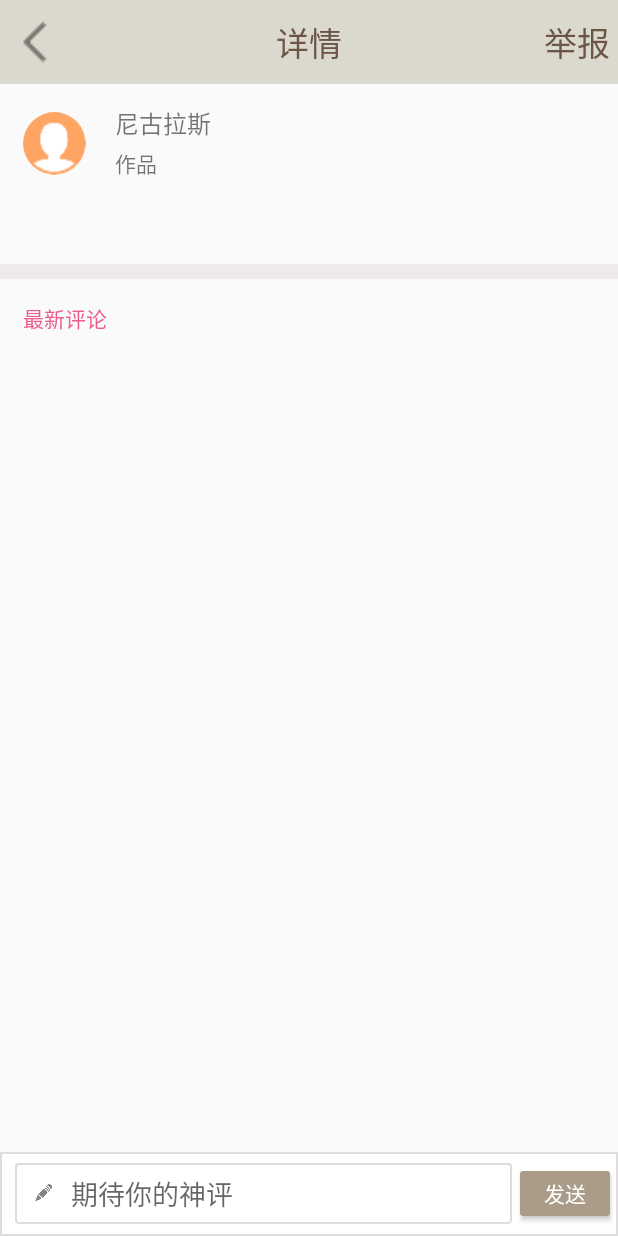
After one commit to liweidev/coolweather, an Android app: the CommentActivity screen opened directly, with no data from a screen before it, on a phone screen of 412 x 824 dp. The commit adds this screen. Run offline under Robolectric (Android 15) with nearby library versions, the phone set to English and light mode, and no system bars; our stand-ins replace ButterKnife, CircleImageView; libraries missing offline, so code that uses them is left out: cn.bmob.v3; pictures from the network do not load; 6 statements that could not run were skipped.

Commit message:
增加了评论功能

```diff
--- a/app/src/main/AndroidManifest.xml
+++ b/app/src/main/AndroidManifest.xml
@@ -136,7 +136,8 @@
             android:exported="true" />
 
         <activity android:name=".ui.AboutActivity" />
-        <activity android:name=".ui.PublicPostActivity"></activity>
+        <activity android:name=".ui.PublicPostActivity" />
+        <activity android:name=".ui.CommentActivity"></activity>
     </application>
 
 </manifest>
--- /dev/null
+++ b/app/src/main/java/com/example/coolweather/adapter/CommentAdapter.java
@@ -0,0 +1,159 @@
+package com.example.coolweather.adapter;
+
+import android.content.Context;
+import android.support.v7.widget.RecyclerView;
+import android.view.LayoutInflater;
+import android.view.View;
+import android.view.ViewGroup;
+import android.widget.TextView;
+
+import com.bumptech.glide.Glide;
+import com.example.coolweather.R;
+import com.example.coolweather.bean.bmob_bean.Comment;
+import com.example.coolweather.bean.bmob_bean.MyUser;
+import com.example.coolweather.bean.bmob_bean.Post;
+
+import java.util.ArrayList;
+import java.util.List;
+
+import cn.bmob.v3.datatype.BmobFile;
+import de.hdodenhof.circleimageview.CircleImageView;
+
+/**
+ * Created by liwei on 2017/3/15.
+ */
+
+public class CommentAdapter extends RecyclerView.Adapter<CommentAdapter.MyViewHolder> {
+
+
+
+    private Context mContext;
+    private List<Comment> commentList = new ArrayList<>();
+    public static final int TYPE_HEADER = 0;
+    public static final int TYPE_NORMAL = 1;
+    private int current_type = 2;
+    private Post post;
+    @Override
+    public int getItemViewType(int position) {
+        if (position == 0) {
+            current_type = TYPE_HEADER;
+            return current_type;
+        } else {
+            current_type = TYPE_NORMAL;
+            return current_type;
+        }
+    }
+
+    public CommentAdapter(Context mContext, List<Comment> commentList,Post post) {
+        this.mContext = mContext;
+        this.commentList = commentList;
+        this.post=post;
+    }
+
+    @Override
+    public MyViewHolder onCreateViewHolder(ViewGroup parent, int viewType) {
+        View view = null;
+        if (current_type == TYPE_HEADER) {
+            //加载头部布局
+            view = LayoutInflater.from(mContext).inflate(R.layout.recycler_head_view, parent, false);
+        }
+        if (current_type == TYPE_NORMAL) {
+            //加载普通布局
+            view = LayoutInflater.from(mContext).inflate(R.layout.comment_item, parent, false);
+        }
+        return new MyViewHolder(view);
+    }
+
+    @Override
+    public void onBindViewHolder(MyViewHolder holder, int position) {
+        if(current_type==TYPE_NORMAL){
+            position--;
+            Comment comment = commentList.get(position);
+            MyUser user = comment.getUser();
+            if (user != null) {
+                BmobFile bmobFile = user.getAlbum();
+                if (bmobFile != null) {
+                    String fileUrl = bmobFile.getFileUrl();
+                    if (fileUrl != null) {
+                        Glide.with(mContext).load(fileUrl).into(holder.avarta);
+                    }
+                }
+                String nickName = user.getNickName();
+                holder.nickname.setText(nickName);
+            }
+            holder.updatetime.setText(comment.getUpdatedAt());
+            holder.content.setText(comment.getContent());
+        }
+        if(current_type==TYPE_HEADER){
+            if(post!=null){
+                MyUser user = post.getAuthor();
+                String content = post.getContent();
+                if(user!=null){
+                    BmobFile bmobFile = user.getAlbum();
+                    String nickName = user.getNickName();
+                    //nickname.setText(nickName);
+                    holder.head_nickname.setText(nickName);
+                    if(bmobFile!=null){
+                        String fileUrl = bmobFile.getFileUrl();
+                        if(fileUrl!=null){
+                            Glide.with(mContext).load(fileUrl).into(holder.head_avarta);
+                        }
+                    }
+                }
+                //postContent.setText(content);
+                holder.head_postContent.setText(content);
+            }
+        }
+    }
+
+    @Override
+    public int getItemCount() {
+        return commentList.size()+1;
+    }
+
+    class MyViewHolder extends RecyclerView.ViewHolder {
+        /**
+         * 普通布局
+         */
+        //@BindView(R.id.comment_avarta)
+        private CircleImageView avarta;
+        //@BindView(R.id.nickname)
+        private TextView nickname;
+        //@BindView(R.id.updatetime)
+        private TextView updatetime;
+        //@BindView(R.id.content)
+        private TextView content;
+
+        /**
+         * 头部布局
+         */
+        //@BindView(R.id.head_avarta)
+        private CircleImageView head_avarta;
+        //@BindView(R.id.head_nickname)
+        private TextView head_nickname;
+        //@BindView(R.id.head_production)
+        private TextView head_production;
+        //@BindView(R.id.head_post_content)
+        private TextView head_postContent;
+
+        public MyViewHolder(View itemView) {
+            super(itemView);
+            if (current_type == TYPE_NORMAL) {
+                //绑定普通布局
+                //ButterKnife.bind(this, itemView);
+                avarta= (CircleImageView) itemView.findViewById(R.id.comment_avarta);
+                nickname= (TextView) itemView.findViewById(R.id.nickname);
+                updatetime= (TextView) itemView.findViewById(R.id.updatetime);
+                content= (TextView) itemView.findViewById(R.id.content);
+            }
+            if (current_type == TYPE_HEADER) {
+                //绑定头部布局
+                //ButterKnife.bind(this, itemView);
+                head_avarta= (CircleImageView) itemView.findViewById(R.id.head_avarta);
+                head_nickname= (TextView) itemView.findViewById(R.id.head_nickname);
+                head_production= (TextView) itemView.findViewById(R.id.head_production);
+                head_postContent= (TextView) itemView.findViewById(R.id.head_post_content);
+            }
+        }
+    }
+}
--- /dev/null
+++ b/app/src/main/java/com/example/coolweather/ui/CommentActivity.java
@@ -0,0 +1,200 @@
+package com.example.coolweather.ui;
+
+import android.os.Bundle;
+import android.support.v7.widget.LinearLayoutManager;
+import android.support.v7.widget.RecyclerView;
+import android.text.TextUtils;
+import android.view.View;
+import android.widget.Button;
+import android.widget.EditText;
+import android.widget.ImageView;
+import android.widget.TextView;
+
+import com.example.coolweather.R;
+import com.example.coolweather.adapter.CommentAdapter;
+import com.example.coolweather.base.MyBaseActivity;
+import com.example.coolweather.bean.bmob_bean.Comment;
+import com.example.coolweather.bean.bmob_bean.MyUser;
+import com.example.coolweather.bean.bmob_bean.Post;
+import com.example.coolweather.utils.DialogUtils;
+import com.example.coolweather.utils.NetworkUtils;
+import com.example.coolweather.utils.ToastUtils;
+
+import java.util.ArrayList;
+import java.util.List;
+
+import butterknife.BindView;
+import butterknife.ButterKnife;
+import cn.bmob.v3.BmobQuery;
+import cn.bmob.v3.BmobUser;
+import cn.bmob.v3.exception.BmobException;
+import cn.bmob.v3.listener.FindListener;
+import cn.bmob.v3.listener.SaveListener;
+
+/**
+ * 评论界面
+ */
+public class CommentActivity extends MyBaseActivity implements View.OnClickListener {
+
+    @BindView(R.id.image_back)
+    ImageView imageBack;
+    @BindView(R.id.report)
+    TextView report;
+    //@BindView(R.id.avarta)
+    //CircleImageView avarta;
+    //@BindView(R.id.nickname)
+    //TextView nickname;
+    //@BindView(R.id.production)
+    //TextView production;
+    //@BindView(R.id.post_content)
+    //TextView postContent;
+    @BindView(R.id.recycler_view)
+    RecyclerView recyclerView;
+    @BindView(R.id.et_comment)
+    EditText etComment;
+    @BindView(R.id.send)
+    Button send;
+    private Post post;
+    private CommentAdapter adapter;
+    private List<Comment>commentList=new ArrayList<>();
+    @Override
+    protected void onCreate(Bundle savedInstanceState) {
+        super.onCreate(savedInstanceState);
+        setContentView(R.layout.activity_comment);
+        ButterKnife.bind(this);
+        initLisenter();
+        getPost();
+        initRecyclerView();
+    }
+
+    private void initRecyclerView() {
+        LinearLayoutManager manager=new LinearLayoutManager(this);
+        manager.setOrientation(LinearLayoutManager.VERTICAL);
+        //manager.setSmoothScrollbarEnabled(true);
+        recyclerView.setLayoutManager(manager);
+        //recyclerView.setNestedScrollingEnabled(false);
+        adapter=new CommentAdapter(this,commentList,post);
+        recyclerView.setAdapter(adapter);
+    }
+
+    @Override
+    protected void onResume() {
+        super.onResume();
+        queryCommentWithPost();
+    }
+
+    /**
+     * 查询当前帖子的所有评论
+     */
+    private void queryCommentWithPost() {
+        if(!NetworkUtils.isAvalibale()){
+            ToastUtils.showToast("当前网络不可用");
+            return;
+        }
+        DialogUtils.showDialog("正在查询",this);
+        BmobQuery<Comment> query=new BmobQuery<>();
+        query.addWhereEqualTo("post",post);
+        query.include("user");
+        query.setLimit(999);
+        query.order("-updatedAt");
+        query.findObjects(new FindListener<Comment>() {
+            @Override
+            public void done(List<Comment> list, BmobException e) {
+                if(e==null){
+                    DialogUtils.dissmissDialog();
+                    ToastUtils.showToast("查询评论成功");
+                    if(list.size()==0){
+                        ToastUtils.showToast("当前暂无评论");
+                        return;
+                    }
+                    commentList.clear();
+                    commentList.addAll(list);
+                    adapter.notifyDataSetChanged();
+                }else{
+                    ToastUtils.showToast("查询评论失败");
+                    DialogUtils.dissmissDialog();
+                    return;
+                }
+            }
+        });
+
+
+    }
+
+    /**
+     * 初始化监听器
+     */
+    private void initLisenter() {
+        imageBack.setOnClickListener(this);
+        send.setOnClickListener(this);
+        report.setOnClickListener(this);
+    }
+
+    /**
+     * 获取帖子
+     */
+    private void getPost() {
+        post = (Post) getIntent().getSerializableExtra("post");
+        /*if(post!=null){
+            MyUser user = post.getAuthor();
+            String content = post.getContent();
+            if(user!=null){
+                BmobFile bmobFile = user.getAlbum();
+                String nickName = user.getNickName();
+                //nickname.setText(nickName);
+                if(bmobFile!=null){
+                    String fileUrl = bmobFile.getFileUrl();
+                    if(fileUrl!=null){
+                        //Glide.with(this).load(fileUrl).into(avarta);
+                    }
+                }
+            }
+            //postContent.setText(content);
+        }*/
+    }
+
+
+    @Override
+    public void onClick(View v) {
+        switch (v.getId()){
+            case R.id.image_back:
+                finish();
+                break;
+            case R.id.send:
+                if(!NetworkUtils.isAvalibale()){
+                    ToastUtils.showToast("当前网络不可用");
+                    return;
+                }
+                if(TextUtils.isEmpty(etComment.getText().toString())){
+                    ToastUtils.showToast("亲,再多写一点吧");
+                    return;
+                }
+                Comment comment=new Comment();
+                MyUser myUser = BmobUser.getCurrentUser(MyUser.class);
+                if(myUser!=null){
+                    comment.setUser(myUser);
+                }
+                comment.setContent(etComment.getText().toString());
+                comment.setPost(post);
+                DialogUtils.showDialog("正在发送",this);
+                comment.save(new SaveListener<String>() {
+                    @Override
+                    public void done(String s, BmobException e) {
+                        if(e==null){
+                            DialogUtils.dissmissDialog();
+                            ToastUtils.showToast("评论成功");
+                            etComment.setText("");
+                            queryCommentWithPost();
+                            recyclerView.scrollToPosition(1);
+                        }else{
+                            DialogUtils.dissmissDialog();
+                            ToastUtils.showToast("评论失败");
+                            etComment.setText("");
+                        }
+                    }
+                });
+                break;
+
+        }
+    }
+}
--- a/app/src/main/java/com/example/coolweather/ui/WeatherActivity.java
+++ b/app/src/main/java/com/example/coolweather/ui/WeatherActivity.java
@@ -291,7 +291,7 @@ public class WeatherActivity extends MyBaseActivity {
      */
     private void initViews() {
 
-        swipeRefresh.setColorSchemeResources(R.color.colorAccent);
+        //swipeRefresh.setColorSchemeResources(R.color.colorAccent);
         swipeRefresh.setOnRefreshListener(() -> {
             requestWeather(weatherId);
         });
--- /dev/null
+++ b/app/src/main/res/drawable/selector_comment_button.xml
@@ -0,0 +1,5 @@
+<?xml version="1.0" encoding="utf-8"?>
+<selector xmlns:android="http://schemas.android.com/apk/res/android">
+    <item android:state_pressed="true" android:drawable="@drawable/shape_comment_button_press"/>
+    <item android:state_pressed="false" android:drawable="@drawable/shape_comment_button_normal"/>
+</selector>
--- /dev/null
+++ b/app/src/main/res/drawable/shape_comment_button_normal.xml
@@ -0,0 +1,5 @@
+<?xml version="1.0" encoding="utf-8"?>
+<shape xmlns:android="http://schemas.android.com/apk/res/android">
+    <solid android:color="#AB9C89"/>
+    <corners android:radius="2dp"/>
+</shape>
--- /dev/null
+++ b/app/src/main/res/drawable/shape_comment_button_press.xml
@@ -0,0 +1,5 @@
+<?xml version="1.0" encoding="utf-8"?>
+<shape xmlns:android="http://schemas.android.com/apk/res/android">
+    <solid android:color="#6B5546"/>
+    <corners android:radius="2dp"/>
+</shape>
--- /dev/null
+++ b/app/src/main/res/drawable/shape_edittext.xml
@@ -0,0 +1,5 @@
+<?xml version="1.0" encoding="utf-8"?>
+<shape xmlns:android="http://schemas.android.com/apk/res/android">
+    <corners android:radius="2dp"/>
+    <stroke android:color="#dedcdc" android:width="1dp"/>
+</shape>
--- /dev/null
+++ b/app/src/main/res/drawable/shape_edittext_other.xml
@@ -0,0 +1,5 @@
+<?xml version="1.0" encoding="utf-8"?>
+<shape xmlns:android="http://schemas.android.com/apk/res/android">
+    <solid android:color="#ffffffff"/>
+    <stroke android:color="#dedcdc" android:width="1dp"/>
+</shape>
--- /dev/null
+++ b/app/src/main/res/layout/activity_comment.xml
@@ -0,0 +1,67 @@
+<?xml version="1.0" encoding="utf-8"?>
+<LinearLayout
+    xmlns:android="http://schemas.android.com/apk/res/android"
+    xmlns:app="http://schemas.android.com/apk/res-auto"
+    android:orientation="vertical"
+    xmlns:tools="http://schemas.android.com/tools"
+    android:layout_width="match_parent"
+    android:layout_height="match_parent"
+    tools:context="com.example.coolweather.ui.CommentActivity">
+    <include layout="@layout/comment_title"/>
+    <FrameLayout
+        android:layout_width="match_parent"
+        android:layout_height="match_parent">
+        android:layout_width="match_parent"
+        android:layout_height="match_parent">
+            android:layout_width="match_parent"
+            android:layout_height="match_parent">
+            android:layout_width="match_parent"
+            android:layout_height="match_parent"
+            android:fillViewport="true">
+        <include layout="@layout/comment_content"/>
+        <LinearLayout
+            android:layout_width="match_parent"
+            android:layout_height="?attr/actionBarSize"
+            android:layout_gravity="bottom"
+            android:background="@drawable/shape_edittext_other"
+            >
+            <FrameLayout
+                android:layout_width="0dp"
+                android:layout_weight="1"
+                android:layout_height="wrap_content"
+                android:layout_gravity="center_vertical"
+                android:layout_marginLeft="10dp"
+                android:layout_marginTop="5dp"
+                android:layout_marginBottom="5dp"
+                android:padding="1dp"
+                android:background="@drawable/shape_edittext"
+                >
+                <EditText
+                    android:id="@+id/et_comment"
+                    android:layout_width="match_parent"
+                    android:layout_height="wrap_content"
+                    android:imeOptions="actionDone"
+                    android:inputType="text"
+                    android:background="@null"
+                    android:drawableLeft="@drawable/edit_comment"
+                    android:drawablePadding="10dp"
+                    android:hint="期待你的神评"
+                    android:layout_marginLeft="10dp"
+                    android:paddingTop="5dp"
+                    android:paddingBottom="5dp"
+                    />
+            </FrameLayout>
+            <Button
+                android:id="@+id/send"
+                android:layout_width="60dp"
+                android:layout_height="30dp"
+                android:text="发送"
+                android:textColor="#FFFFFFFF"
+                android:background="@drawable/selector_comment_button"
+                android:layout_gravity="center_vertical"
+                android:layout_margin="5dp"
+                />
+        </LinearLayout>
+    </FrameLayout>
+
+</LinearLayout>
--- /dev/null
+++ b/app/src/main/res/layout/comment_content.xml
@@ -0,0 +1,14 @@
+<?xml version="1.0" encoding="utf-8"?>
+<LinearLayout
+    xmlns:android="http://schemas.android.com/apk/res/android"
+    android:orientation="vertical"
+    android:layout_width="match_parent"
+    android:layout_height="match_parent">
+
+        <android.support.v7.widget.RecyclerView
+            android:id="@+id/recycler_view"
+            android:layout_width="match_parent"
+            android:layout_height="match_parent"
+            android:layout_marginBottom="?attr/actionBarSize"
+            />
+</LinearLayout>
--- /dev/null
+++ b/app/src/main/res/layout/comment_title.xml
@@ -0,0 +1,34 @@
+<?xml version="1.0" encoding="utf-8"?>
+<RelativeLayout
+    xmlns:android="http://schemas.android.com/apk/res/android"
+    android:layout_width="match_parent"
+    android:layout_height="?attr/actionBarSize"
+    android:background="#DBD9CD">
+    <ImageView
+        android:id="@+id/image_back"
+        android:layout_width="36dp"
+        android:layout_height="36dp"
+        android:layout_centerVertical="true"
+        android:layout_margin="5dp"
+        android:src="@drawable/left"
+        />
+    <TextView
+        android:layout_width="wrap_content"
+        android:layout_height="wrap_content"
+        android:text="详情"
+        android:textSize="22sp"
+        android:textColor="#6B5547"
+        android:layout_centerInParent="true"
+        />
+    <TextView
+        android:id="@+id/report"
+        android:layout_width="wrap_content"
+        android:layout_height="wrap_content"
+        android:textSize="22sp"
+        android:textColor="#6B5547"
+        android:text="举报"
+        android:layout_alignParentRight="true"
+        android:layout_centerVertical="true"
+        android:layout_margin="5dp"
+        />
+</RelativeLayout>
--- /dev/null
+++ b/app/src/main/res/layout/recycler_head_view.xml
@@ -0,0 +1,69 @@
+<?xml version="1.0" encoding="utf-8"?>
+<LinearLayout xmlns:android="http://schemas.android.com/apk/res/android"
+    android:orientation="vertical"
+    android:layout_width="match_parent"
+    android:layout_height="wrap_content">
+    <LinearLayout
+        android:layout_width="match_parent"
+        android:layout_height="80dp">
+        <de.hdodenhof.circleimageview.CircleImageView
+            android:id="@+id/head_avarta"
+            android:layout_width="42dp"
+            android:layout_height="42dp"
+            android:layout_gravity="center_vertical"
+            android:layout_margin="15dp"
+            android:src="@drawable/photo"
+            />
+        <LinearLayout
+            android:layout_width="match_parent"
+            android:layout_height="match_parent"
+            android:orientation="vertical"
+            android:layout_marginLeft="2dp"
+            >
+            <TextView
+                android:id="@+id/head_nickname"
+                android:layout_width="wrap_content"
+                android:layout_height="0dp"
+                android:layout_weight="1"
+                android:text="尼古拉斯"
+                android:textSize="16sp"
+                android:gravity="bottom"
+                android:layout_margin="2dp"
+                />
+            <TextView
+                android:id="@+id/head_production"
+                android:layout_width="wrap_content"
+                android:layout_height="0dp"
+                android:layout_weight="1"
+                android:text="作品"
+                android:textSize="14sp"
+                android:gravity="top"
+                android:layout_margin="2dp"
+                />
+
+        </LinearLayout>
+    </LinearLayout>
+
+    <TextView
+        android:id="@+id/head_post_content"
+        android:layout_width="match_parent"
+        android:layout_height="wrap_content"
+        android:layout_marginLeft="15dp"
+        android:layout_marginRight="10dp"
+        android:layout_marginBottom="15dp"
+        android:textSize="18sp"
+        android:textColor="#1d1d1d"
+        />
+    <View
+        android:layout_width="match_parent"
+        android:layout_height="10dp"
+        android:background="#efeaea"
+        />
+    <TextView
+        android:layout_width="wrap_content"
+        android:layout_height="wrap_content"
+        android:layout_margin="15dp"
+        android:text="最新评论"
+        android:textColor="#ee5b8d"
+        />
+</LinearLayout>
```
Also changed, not shown: app/src/main/java/com/example/coolweather/adapter/AboutAdapter.java (+15 -1 lines), app/src/main/java/com/example/coolweather/bean/bmob_bean/Comment.java (+6 -4 lines), app/src/main/java/com/example/coolweather/fragment/AboutFragment.java (+21 -3 lines), app/src/main/res/layout/about_item.xml (+9 -5 lines), app/src/main/res/layout/comment_item.xml (added, +57 -0 lines), app/src/main/res/drawable-xxhdpi/edit_comment.png (added).
